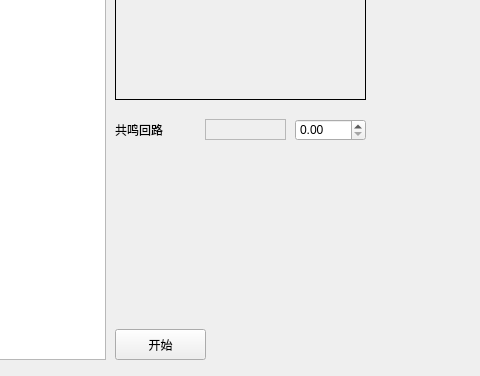
Above: towerofadversitywidget.ui from A-SunsetMkt-Forks/wuwaBackendTool before the change; both pictures show x 195 to 675 and y 121 to 497 of the 997 by 497 pixel window. Below: the same form after it.
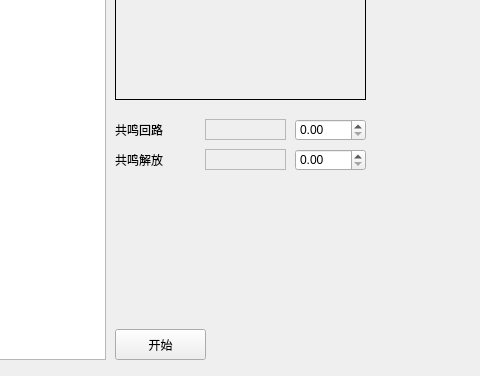
That is the form after the change.

```diff
--- a/towerofadversitywidget.ui
+++ b/towerofadversitywidget.ui
@@ -169,6 +169,45 @@
     </rect>
    </property>
   </widget>
+  <widget class="QFrame" name="resonanceLiberateStatus">
+   <property name="geometry">
+    <rect>
+     <x>400</x>
+     <y>270</y>
+     <width>81</width>
+     <height>21</height>
+    </rect>
+   </property>
+   <property name="frameShape">
+    <enum>QFrame::StyledPanel</enum>
+   </property>
+   <property name="frameShadow">
+    <enum>QFrame::Raised</enum>
+   </property>
+  </widget>
+  <widget class="QLabel" name="label_4">
+   <property name="geometry">
+    <rect>
+     <x>310</x>
+     <y>270</y>
+     <width>81</width>
+     <height>21</height>
+    </rect>
+   </property>
+   <property name="text">
+    <string>共鸣解放</string>
+   </property>
+  </widget>
+  <widget class="QDoubleSpinBox" name="resonanceLiberateSpinBox">
+   <property name="geometry">
+    <rect>
+     <x>490</x>
+     <y>270</y>
+     <width>71</width>
+     <height>22</height>
+    </rect>
+   </property>
+  </widget>
  </widget>
  <resources/>
  <connections/>
```
